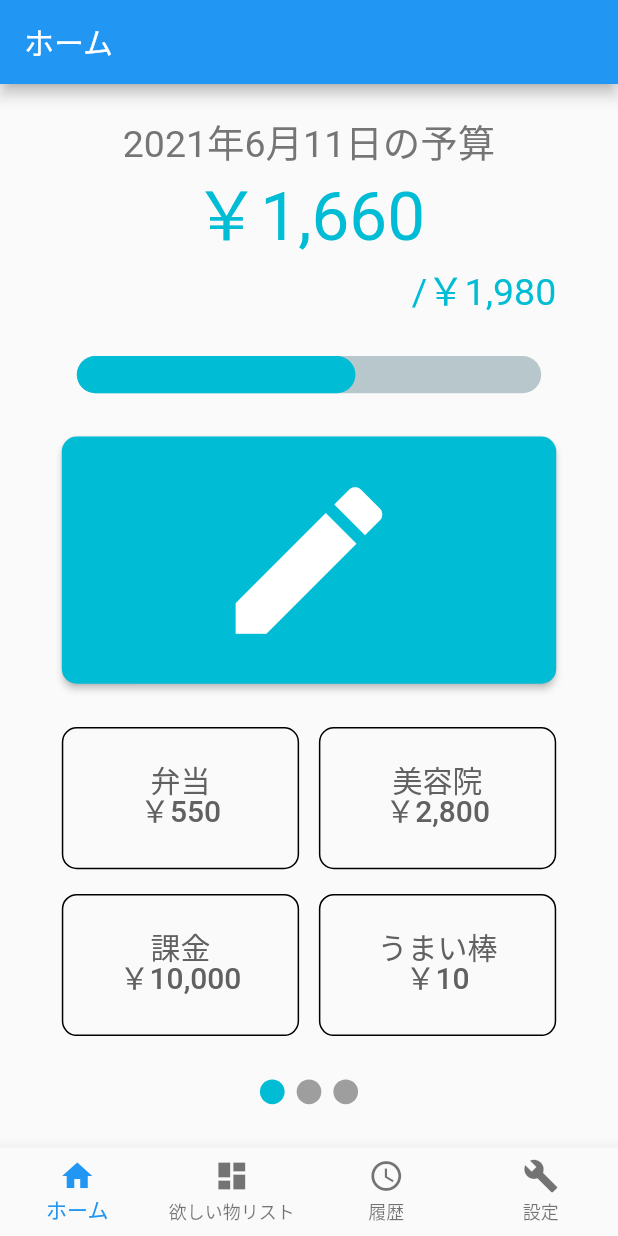
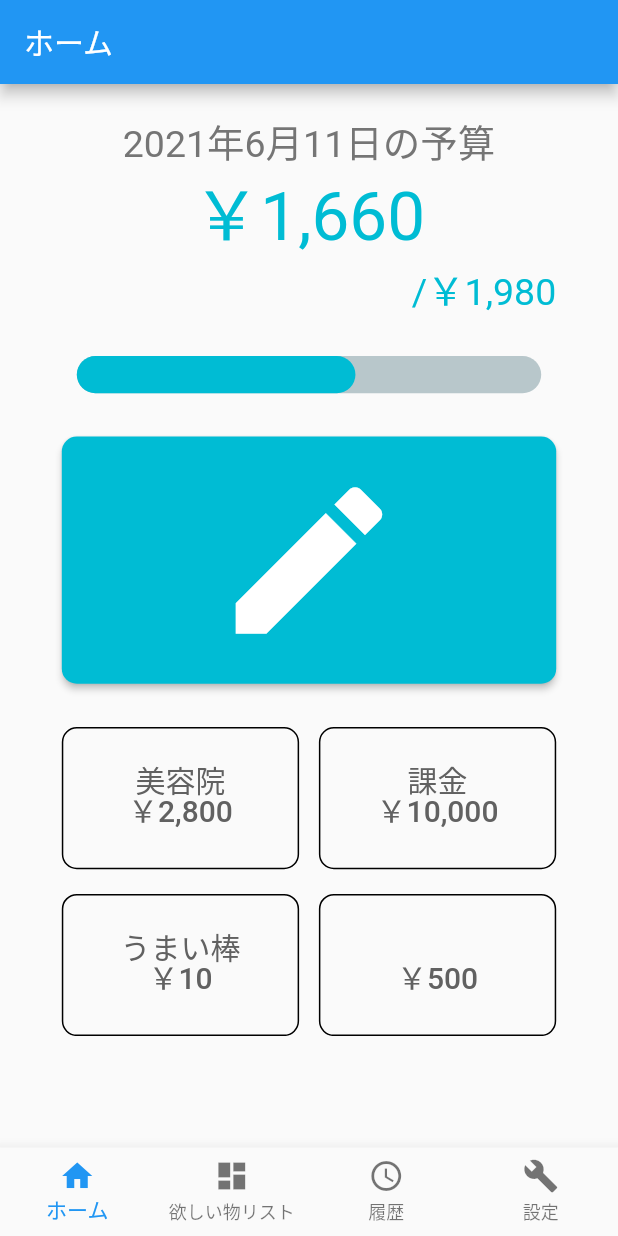
Before and after one commit to TeamSaifu/Saifu_Flutter, a Flutter app: the screen it shows after launch, on a phone screen of 412 x 824 dp. Run offline on Flutter 3.47's test engine with Material 2 defaults, Android fonts, the phone set to English and light mode, and no system bars; drawn by our look-alikes of percent_indicator, smooth_page_indicator; our stand-ins replace sqflite; accounts and stored records are empty.

Commit message:
レイアウトを動的に変更されるようにした

```diff
--- a/lib/home.dart
+++ b/lib/home.dart
@@ -20,12 +20,12 @@ class _HomeState extends State<HomePage> {
   final PageController controller = PageController(initialPage: 0);
 
   List<ShortcutItemModel> _shortcutList = [
-    ShortcutItemModel(name: '弁当', price: '￥550'),
-    ShortcutItemModel(name: '美容院', price: '￥2,800'),
-    ShortcutItemModel(name: '課金', price: '￥10,000'),
-    ShortcutItemModel(name: 'うまい棒', price: '￥10'),
-    ShortcutItemModel(price: '￥500'),
-    ShortcutItemModel(name: '弁当', price: '￥550'),
+    // ShortcutItemModel(name: '弁当', price: '￥550'),
+    // ShortcutItemModel(name: '美容院', price: '￥2,800'),
+    // ShortcutItemModel(name: '課金', price: '￥10,000'),
+    // ShortcutItemModel(name: 'うまい棒', price: '￥10'),
+    // ShortcutItemModel(price: '￥500'),
+    // ShortcutItemModel(name: '弁当', price: '￥550'),
     ShortcutItemModel(name: '美容院', price: '￥2,800'),
     ShortcutItemModel(name: '課金', price: '￥10,000'),
     ShortcutItemModel(name: 'うまい棒', price: '￥10'),
@@ -170,7 +170,7 @@ class _HomeState extends State<HomePage> {
 
         SizedBox(
           width: screenWidth * 0.8,
-          height: screenHeight * 0.2,
+          height: _shortcutList.length == 0 ? screenHeight * 0.45 : screenHeight * 0.2,
 
           child: ElevatedButton(
             style: ElevatedButton.styleFrom(
@@ -196,7 +196,7 @@ class _HomeState extends State<HomePage> {
           ),
         ),
 
-        SizedBox(
+        _shortcutList.length == 0 ? Container() : SizedBox(
           height: screenHeight * 0.25,
           child: PageView.builder(
             controller: controller,
@@ -207,7 +207,7 @@ class _HomeState extends State<HomePage> {
           ),
         ),
 
-        SmoothPageIndicator(
+        _shortcutList.length == 0 || (_shortcutList.length / 4).ceil() == 1 ? Container(height: screenHeight * 0.02,) : SmoothPageIndicator(
           controller: controller,
           count: (_shortcutList.length / 4).ceil(),
           effect: SlideEffect(
```
